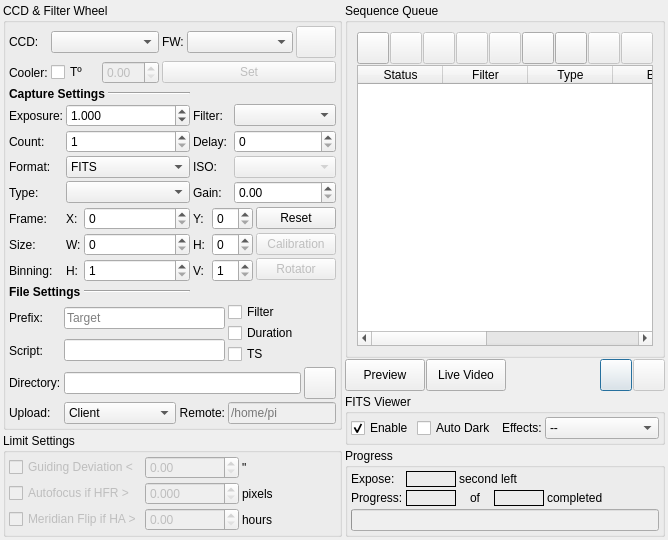
Old version of the form kstars/ekos/capture/capture.ui in the repository KDE/kstars.
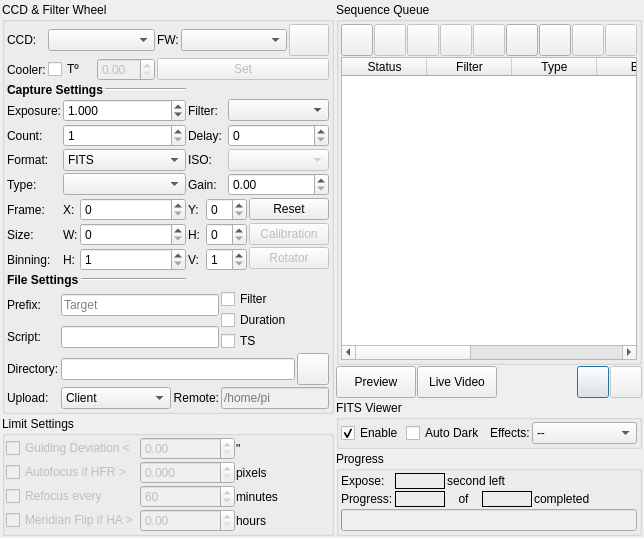
New version of the form.

Commit message: This patch adds the ability to have a scheduled refocus every N minutes during a capture sequence. A timer is started when the sequence stars and after each image capture the elapsed time is compared to the requested refocus interval and an autofocus is initiated at the proper time. It should work in parallel with the existing refocus mechanism based on a HFR threshold.

```diff
--- a/kstars/ekos/capture/capture.ui
+++ b/kstars/ekos/capture/capture.ui
@@ -6,30 +6,30 @@
    <rect>
     <x>0</x>
     <y>0</y>
-    <width>662</width>
-    <height>517</height>
+    <width>642</width>
+    <height>513</height>
    </rect>
   </property>
   <layout class="QHBoxLayout" name="horizontalLayout_2" stretch="1,2">
    <property name="spacing">
-    <number>3</number>
+    <number>2</number>
    </property>
    <property name="leftMargin">
-    <number>3</number>
+    <number>2</number>
    </property>
    <property name="topMargin">
-    <number>3</number>
+    <number>2</number>
    </property>
    <property name="rightMargin">
-    <number>3</number>
+    <number>2</number>
    </property>
    <property name="bottomMargin">
-    <number>3</number>
+    <number>2</number>
    </property>
    <item>
     <layout class="QVBoxLayout" name="leftLayout">
      <property name="spacing">
-      <number>3</number>
+      <number>2</number>
      </property>
      <item>
       <widget class="QGroupBox" name="CCDFWGroup">
@@ -53,24 +53,24 @@
        </property>
        <layout class="QGridLayout" name="gridLayout">
         <property name="leftMargin">
-         <number>3</number>
+         <number>2</number>
         </property>
         <property name="topMargin">
-         <number>3</number>
+         <number>2</number>
         </property>
         <property name="rightMargin">
-         <number>3</number>
+         <number>2</number>
         </property>
         <property name="bottomMargin">
-         <number>3</number>
+         <number>2</number>
         </property>
         <property name="spacing">
-         <number>3</number>
+         <number>2</number>
         </property>
         <item row="0" column="0" colspan="7">
          <layout class="QGridLayout" name="gridLayout_4">
           <property name="spacing">
-           <number>3</number>
+           <number>2</number>
           </property>
           <item row="0" column="0">
            <widget class="QLabel" name="textLabel1_6">
@@ -104,7 +104,7 @@
           <item row="1" column="1">
            <layout class="QHBoxLayout" name="horizontalLayout_11">
             <property name="spacing">
-             <number>3</number>
+             <number>2</number>
             </property>
             <item>
              <widget class="QCheckBox" name="temperatureCheck">
@@ -210,7 +210,7 @@
         <item row="1" column="0" colspan="3">
          <layout class="QHBoxLayout" name="horizontalLayout">
           <property name="spacing">
-           <number>3</number>
+           <number>2</number>
           </property>
           <item>
            <widget class="QLabel" name="label_5">
@@ -591,7 +591,7 @@
         <item row="7" column="6" rowspan="2">
          <layout class="QVBoxLayout" name="verticalLayout_3">
           <property name="spacing">
-           <number>3</number>
+           <number>2</number>
           </property>
           <item>
            <widget class="QPushButton" name="calibrationB">
@@ -731,7 +731,7 @@
         <item row="9" column="0" colspan="3">
          <layout class="QHBoxLayout" name="horizontalLayout_4">
           <property name="spacing">
-           <number>3</number>
+           <number>2</number>
           </property>
           <item>
            <widget class="QLabel" name="label_6">
@@ -758,7 +758,7 @@
         <item row="10" column="0" colspan="7">
          <layout class="QGridLayout" name="gridLayout_3">
           <property name="spacing">
-           <number>3</number>
+           <number>2</number>
           </property>
           <item row="3" column="2">
            <widget class="QLabel" name="label_2">
@@ -956,21 +956,21 @@
        </property>
        <layout class="QGridLayout" name="gridLayout_2">
         <property name="leftMargin">
-         <number>3</number>
+         <number>1</number>
         </property>
         <property name="topMargin">
-         <number>3</number>
+         <number>1</number>
         </property>
         <property name="rightMargin">
-         <number>3</number>
+         <number>1</number>
         </property>
         <property name="bottomMargin">
-         <number>3</number>
+         <number>1</number>
         </property>
         <property name="spacing">
-         <number>3</number>
+         <number>1</number>
         </property>
-        <item row="2" column="1">
+        <item row="3" column="1">
          <widget class="QDoubleSpinBox" name="meridianHours">
           <property name="enabled">
            <bool>false</bool>
@@ -992,7 +992,7 @@
           </property>
          </widget>
         </item>
-        <item row="2" column="0">
+        <item row="3" column="0">
          <widget class="QCheckBox" name="meridianCheck">
           <property name="enabled">
            <bool>false</bool>
@@ -1098,7 +1098,7 @@
           </property>
          </widget>
         </item>
-        <item row="2" column="3">
+        <item row="3" column="3">
          <widget class="QLabel" name="textLabel1_2_6">
           <property name="toolTip">
            <string>Number of images to capture</string>
@@ -1111,6 +1111,39 @@
           </property>
          </widget>
         </item>
+        <item row="2" column="0">
+         <widget class="QCheckBox" name="refocusEveryNCheck">
+          <property name="enabled">
+           <bool>false</bool>
+          </property>
+          <property name="text">
+           <string>Refocus every</string>
+          </property>
+         </widget>
+        </item>
+        <item row="2" column="1">
+         <widget class="QSpinBox" name="refocusEveryN">
+          <property name="enabled">
+           <bool>false</bool>
+          </property>
+          <property name="minimum">
+           <number>1</number>
+          </property>
+          <property name="maximum">
+           <number>999</number>
+          </property>
+          <property name="value">
+           <number>60</number>
+          </property>
+         </widget>
+        </item>
+        <item row="2" column="3">
+         <widget class="QLabel" name="textLabel_1_2_7">
+          <property name="text">
+           <string>minutes</string>
+          </property>
+         </widget>
+        </item>
        </layout>
       </widget>
      </item>
@@ -1119,7 +1152,7 @@
    <item>
     <layout class="QVBoxLayout" name="rightLayout">
      <property name="spacing">
-      <number>3</number>
+      <number>2</number>
      </property>
      <item>
       <layout class="QVBoxLayout" name="SequenceQueue">
@@ -1141,6 +1174,18 @@
           <property name="spacing">
            <number>1</number>
           </property>
+          <property name="leftMargin">
+           <number>2</number>
+          </property>
+          <property name="topMargin">
+           <number>2</number>
+          </property>
+          <property name="rightMargin">
+           <number>2</number>
+          </property>
+          <property name="bottomMargin">
+           <number>2</number>
+          </property>
           <item>
            <layout class="QHBoxLayout" name="horizontalLayout_14">
             <property name="spacing">
@@ -1622,7 +1667,7 @@
      <item>
       <layout class="QVBoxLayout" name="verticalLayout">
        <property name="spacing">
-        <number>3</number>
+        <number>2</number>
        </property>
        <item>
         <widget class="QGroupBox" name="groupBox_2">
@@ -1631,19 +1676,19 @@
          </property>
          <layout class="QHBoxLayout" name="horizontalLayout_8">
           <property name="spacing">
-           <number>3</number>
+           <number>2</number>
           </property>
           <property name="leftMargin">
-           <number>3</number>
+           <number>2</number>
           </property>
           <property name="topMargin">
-           <number>3</number>
+           <number>2</number>
           </property>
           <property name="rightMargin">
-           <number>3</number>
+           <number>2</number>
           </property>
           <property name="bottomMargin">
-           <number>3</number>
+           <number>2</number>
           </property>
           <item>
            <widget class="QCheckBox" name="useFITSViewerInCapture">
@@ -1686,7 +1731,7 @@
           <item>
            <layout class="QHBoxLayout" name="horizontalLayout_5">
             <property name="spacing">
-             <number>3</number>
+             <number>2</number>
             </property>
             <item>
              <widget class="QLabel" name="label_8">
@@ -1725,19 +1770,19 @@
          </property>
          <layout class="QVBoxLayout" name="verticalLayout_7">
           <property name="spacing">
-           <number>3</number>
+           <number>2</number>
           </property>
           <property name="leftMargin">
-           <number>3</number>
+           <number>2</number>
           </property>
           <property name="topMargin">
-           <number>3</number>
+           <number>2</number>
           </property>
           <property name="rightMargin">
-           <number>3</number>
+           <number>2</number>
           </property>
           <property name="bottomMargin">
-           <number>3</number>
+           <number>2</number>
           </property>
           <item>
            <layout class="QHBoxLayout" name="horizontalLayout_6">
@@ -1747,7 +1792,7 @@
             <item>
              <layout class="QGridLayout" name="progressLayout">
               <property name="spacing">
-               <number>3</number>
+               <number>2</number>
               </property>
               <item row="0" column="0">
                <widget class="QLabel" name="progressLabel_3">
```
Left out of the diff: 26 changed lines with no effect on the pictures. The commit also changes 3 other files.
